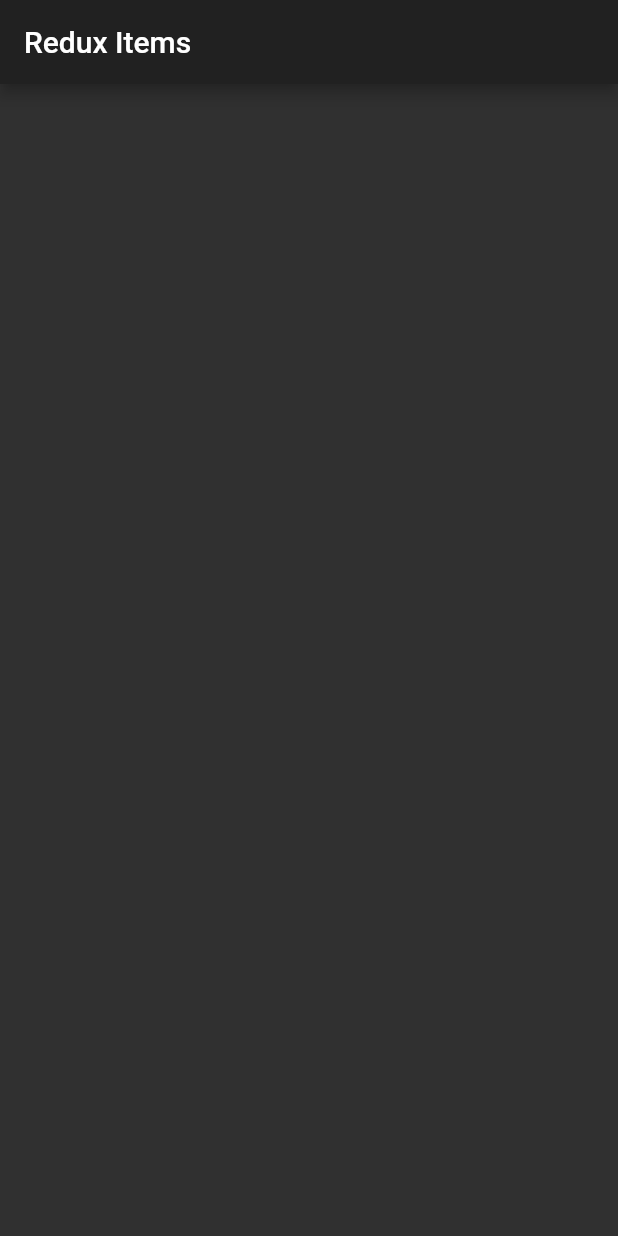
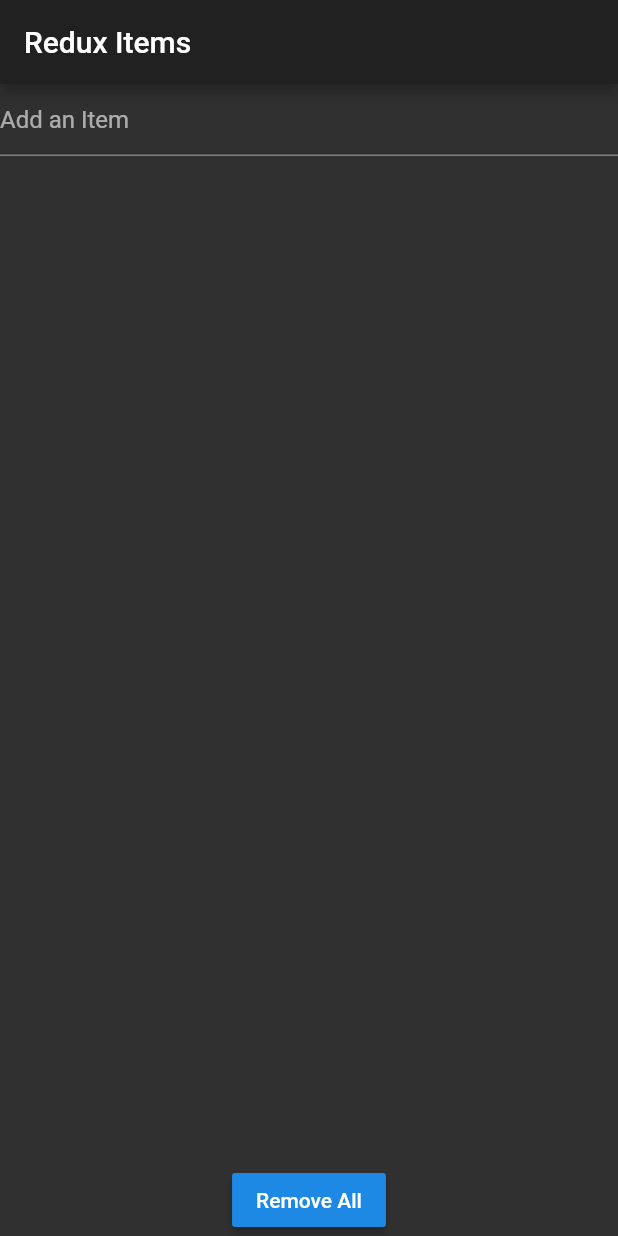
Before and after one commit to sharad-ghimire/learning, a Flutter app: the screen it shows after launch, on a phone screen of 412 x 824 dp. Run offline on Flutter 3.47's test engine with Material 2 defaults, Android fonts, the phone set to English and light mode, and no system bars; our stand-ins replace flutter_redux, redux.

Commit message:
[Todo-Redux-Flutter] Add, remove and remove all done

```diff
--- a/flutter/todo_redux/lib/main.dart
+++ b/flutter/todo_redux/lib/main.dart
@@ -1,14 +1,29 @@
 import 'package:flutter/material.dart';
+
+import 'package:flutter_redux/flutter_redux.dart';
+import 'package:redux/redux.dart';
+
+import 'package:todo_redux/models/modals.dart';
+import 'package:todo_redux/redux/actions.dart';
+import 'package:todo_redux/redux/reducers.dart';
 
 void main() => runApp(MyApp());
 
 class MyApp extends StatelessWidget {
   @override
   Widget build(BuildContext context) {
-    return MaterialApp(
-      title: 'Flutter Demo',
-      theme: ThemeData.dark(),
-      home: MyHomePage(),
+    final Store<AppState> store = Store<AppState>(
+      appStateReducer,
+      initialState: AppState.initialState(),
+    );
+
+    return StoreProvider<AppState>(
+      store: store,
+      child: MaterialApp(
+        title: 'Flutter Demo',
+        theme: ThemeData.dark(),
+        home: MyHomePage(),
+      ),
     );
   }
 }
@@ -20,7 +35,104 @@
       appBar: AppBar(
         title: Text("Redux Items"),
       ),
-      body: Container(),
+      body: StoreConnector<AppState, _ViewModel>(
+        converter: (Store<AppState> store) => _ViewModel.create(store),
+        builder: (BuildContext context, _ViewModel viewModel) => Column(
+              children: <Widget>[
+                AddItemWidget(viewModel),
+                Expanded(
+                  child: ItemListWidget(viewModel),
+                ),
+                RemoveItemsButton(viewModel)
+              ],
+            ),
+      ),
     );
   }
 }
+
+class RemoveItemsButton extends StatelessWidget {
+  final _ViewModel model;
+  RemoveItemsButton(this.model);
+
+  @override
+  Widget build(BuildContext context) {
+    return RaisedButton(
+      child: Text('Remove All'),
+      onPressed: () => model.onRemoveItems(),
+    );
+  }
+}
+
+class ItemListWidget extends StatelessWidget {
+  final _ViewModel model;
+  ItemListWidget(this.model);
+
+  @override
+  Widget build(BuildContext context) {
+    return ListView(
+      children: model.items
+          .map((Item item) => ListTile(
+                title: Text(item.body),
+                leading: IconButton(
+                  icon: Icon(Icons.delete),
+                  onPressed: model.onRemoveItem(item),
+                ),
+              ))
+          .toList(),
+    );
+  }
+}
+
+class AddItemWidget extends StatefulWidget {
+  final _ViewModel model;
+
+  AddItemWidget(this.model);
+  @override
+  _AddItemWidgetState createState() => _AddItemWidgetState();
+}
+
+class _AddItemWidgetState extends State<AddItemWidget> {
+  final TextEditingController controller = TextEditingController();
+  @override
+  Widget build(BuildContext context) {
+    return TextField(
+      controller: controller,
+      decoration: InputDecoration(hintText: 'Add an Item'),
+      onSubmitted: (String s) {
+        widget.model.onAddItem(s);
+        controller.text = '';
+      },
+    );
+  }
+}
+
+class _ViewModel {
+  final List<Item> items;
+  final Function(String) onAddItem;
+  final Function(Item) onRemoveItem;
+  final Function() onRemoveItems;
+
+  _ViewModel(
+      {this.items, this.onAddItem, this.onRemoveItem, this.onRemoveItems});
+
+  factory _ViewModel.create(Store<AppState> store) {
+    _onAddItems(String body) {
+      store.dispatch(AddItemAction(body));
+    }
+
+    _onRemoveItem(Item item) {
+      store.dispatch(RemoveItemAction(item: item));
+    }
+
+    _onRemoveItems() {
+      store.dispatch(RemoveItemAction());
+    }
+
+    return _ViewModel(
+        items: store.state.items,
+        onAddItem: _onAddItems,
+        onRemoveItem: _onRemoveItem,
+        onRemoveItems: _onRemoveItems);
+  }
+}
```
Also changed, not shown: flutter/todo_redux/pubspec.yaml (+2 -7 lines).
